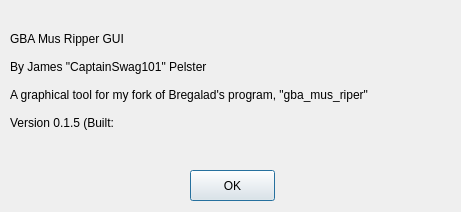
CaptainSwag101/gba-mus-ripper-gui, file aboutdialog.ui: the form before one commit.
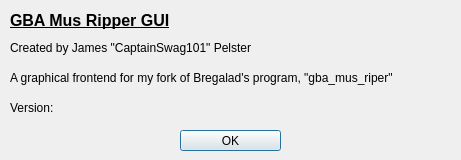
The form after the commit.

What changed in the file:
```diff
--- a/aboutdialog.ui
+++ b/aboutdialog.ui
@@ -7,7 +7,7 @@
     <x>0</x>
     <y>0</y>
     <width>461</width>
-    <height>212</height>
+    <height>160</height>
    </rect>
   </property>
   <property name="windowTitle">
@@ -16,10 +16,10 @@
   <widget class="QPushButton" name="okButton">
    <property name="geometry">
     <rect>
-     <x>190</x>
-     <y>170</y>
-     <width>85</width>
-     <height>31</height>
+     <x>180</x>
+     <y>130</y>
+     <width>101</width>
+     <height>21</height>
     </rect>
    </property>
    <property name="sizePolicy">
@@ -38,20 +38,58 @@
      <x>10</x>
      <y>10</y>
      <width>441</width>
-     <height>141</height>
+     <height>21</height>
     </rect>
    </property>
+   <property name="font">
+    <font>
+     <pointsize>12</pointsize>
+     <weight>75</weight>
+     <bold>true</bold>
+     <underline>true</underline>
+    </font>
+   </property>
    <property name="text">
-    <string>GBA Mus Ripper GUI
-
-By James &quot;CaptainSwag101&quot; Pelster
-
-A graphical tool for my fork of Bregalad's program, &quot;gba_mus_riper&quot;
-
-Version 0.1.5 (Built: </string>
+    <string>GBA Mus Ripper GUI</string>
    </property>
-   <property name="textFormat">
-    <enum>Qt::AutoText</enum>
+  </widget>
+  <widget class="QLabel" name="label_2">
+   <property name="geometry">
+    <rect>
+     <x>10</x>
+     <y>40</y>
+     <width>441</width>
+     <height>16</height>
+    </rect>
+   </property>
+   <property name="text">
+    <string>Created by James &quot;CaptainSwag101&quot; Pelster</string>
+   </property>
+  </widget>
+  <widget class="QLabel" name="label_3">
+   <property name="geometry">
+    <rect>
+     <x>10</x>
+     <y>70</y>
+     <width>441</width>
+     <height>16</height>
+    </rect>
+   </property>
+   <property name="text">
+    <string>A graphical frontend for my fork of Bregalad's program, &quot;gba_mus_riper&quot;</string>
+   </property>
+  </widget>
+  <widget class="QLabel" name="versionLabel">
+   <property name="geometry">
+    <rect>
+     <x>10</x>
+     <y>100</y>
+     <width>371</width>
+     <height>16</height>
+    </rect>
+   </property>
+   <property name="text">
+    <string>Version: </string>
    </property>
   </widget>
  </widget>
```
Left out of the diff: 2 changed lines with no effect on the pictures.
